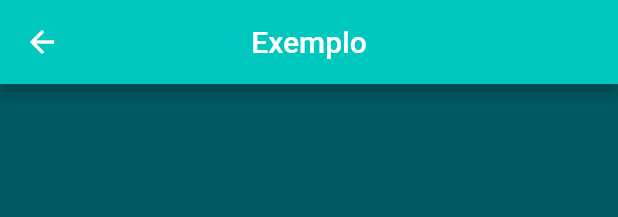
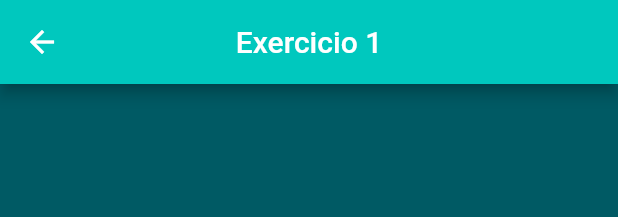
Before and after one commit to Andreas-Atomphi/Auditech-Mobile, a Flutter app: the AbaTreinamento widget shown alone on an empty page, opened directly, after a tap on "Exercício 1", on a phone screen of 412 x 824 dp. Shown: the top 217 px of the screen. Run offline on Flutter 3.47's test engine with Material 2 defaults, Android fonts, the light colour scheme and no system bars; our stand-ins replace assets_audio_player, audioplayers; statements that could not run were skipped.

Commit message:
[FEAT] Adicionados parâmetros para a irParaTreino. [FEAT] Botões do treinamento com funções diferentes.

```diff
--- a/lib/telas/CustomComponents/TelaBoasVindas/Abas/AbaTreinamento.dart
+++ b/lib/telas/CustomComponents/TelaBoasVindas/Abas/AbaTreinamento.dart
@@ -1,3 +1,4 @@
+import 'package:AuditechMobile/telas/Telas.dart';
 import 'package:AuditechMobile/telas/routes.dart';
 import 'package:flutter/material.dart';
 
@@ -5,16 +6,34 @@ import '../components.dart';
 
 class AbaTreinamento extends StatelessWidget {
   Widget build(BuildContext context) {
-    void irParaTreino() {
+    void irParaTreino(String appbartext,
+        [String numtreino = "treinamento-exemplo"]) {
       Navigator.push(
-          context, MaterialPageRoute(builder: routes["treinamento-aviso"]));
+        context,
+        MaterialPageRoute(
+          builder: (context) =>
+              TelaInstrucoesTreinamento(appbartext, numtreino),
+        ),
+      );
     }
 
     List<Map<String, dynamic>> components = [
-      {"texto": "Exercício 1", "método": irParaTreino},
-      {"texto": "Exercício 2", "método": irParaTreino},
-      {"texto": "Exercício 3", "método": irParaTreino},
-      {"texto": "Exercício 4", "método": irParaTreino},
+      {
+        "texto": "Exercício 1",
+        "método": () => irParaTreino("Exercicio 1"),
+      },
+      {
+        "texto": "Exercício 2",
+        "método": () => irParaTreino("Exercício 2", "treinamento-animais")
+      },
+      {
+        "texto": "Exercício 3",
+        "método": () => irParaTreino("Exercicio 3"),
+      },
+      {
+        "texto": "Exercício 4",
+        "método": () => irParaTreino("Exercicio 4"),
+      },
     ];
     double space = 30;
     return GridView.count(
@@ -24,7 +43,10 @@ class AbaTreinamento extends StatelessWidget {
       mainAxisSpacing: space,
       children: [
         ...components.map(
-          (e) => ButtonTreinamento(e["texto"], e["método"]),
+          (e) => ButtonTreinamento(
+            e["texto"],
+            e["método"],
+          ),
         ),
       ],
     );
```
